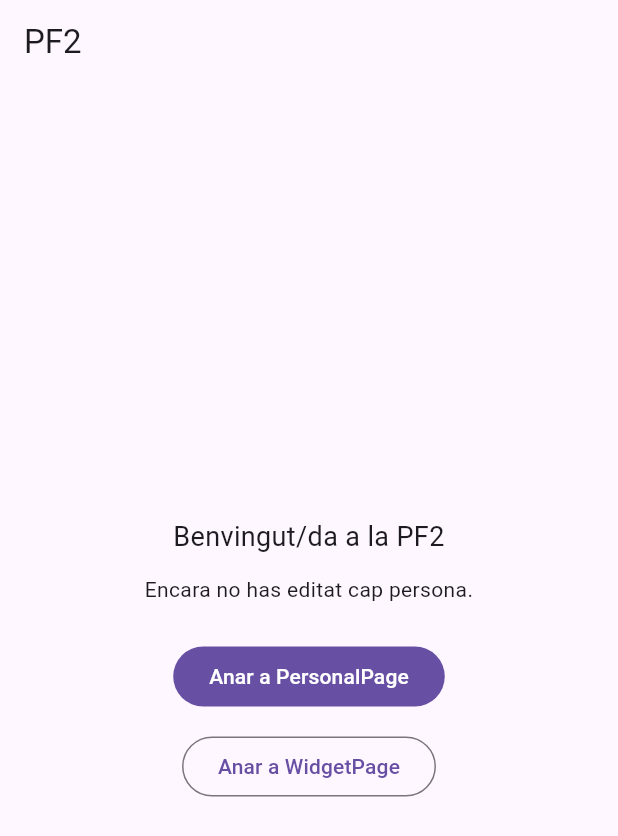
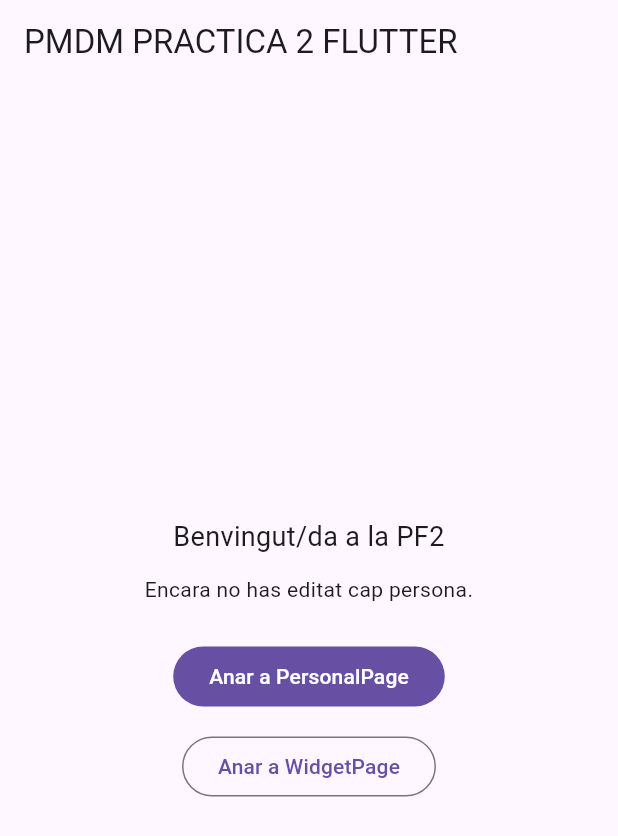
Before and after one commit to LluisPM90/pf2_lluis_perez, a Flutter app: the screen it shows after launch, on a phone screen of 412 x 824 dp. Shown: the top 836 px of the screen. Run offline on Flutter 3.47's test engine with Material 3 defaults, Android fonts, the phone set to English and light mode, and no system bars.

Commit message:
Nous titols

```diff
--- a/lib/screens/home_page.dart
+++ b/lib/screens/home_page.dart
@@ -44,7 +44,7 @@ class _HomePageState extends State<HomePage> {
         : "Persona rebuda: ${_personaRebuda!.nomComplet}";
 
     return Scaffold(
-      appBar: AppBar(title: const Text("PF2")),
+      appBar: AppBar(title: const Text("PMDM PRACTICA 2 FLUTTER")),
       body: Center(
         child: Padding(
           padding: const EdgeInsets.all(16),
```
